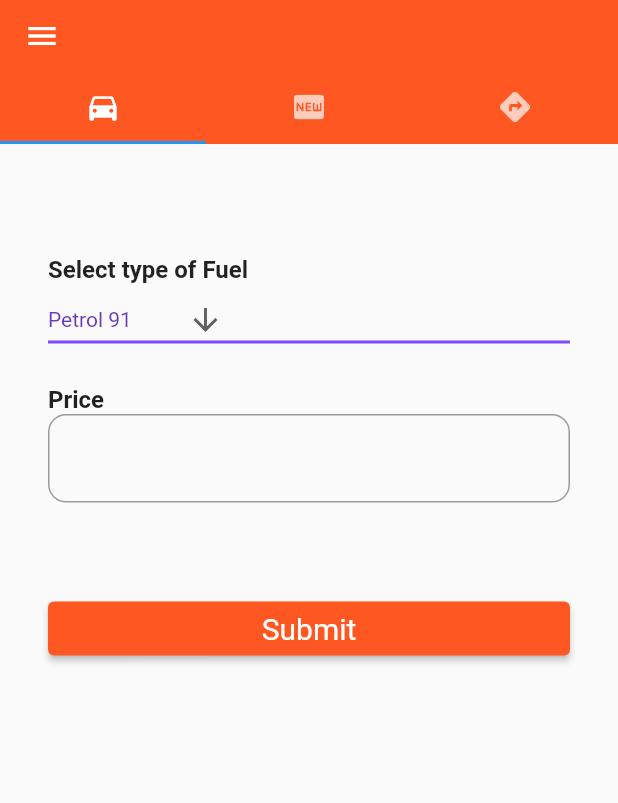
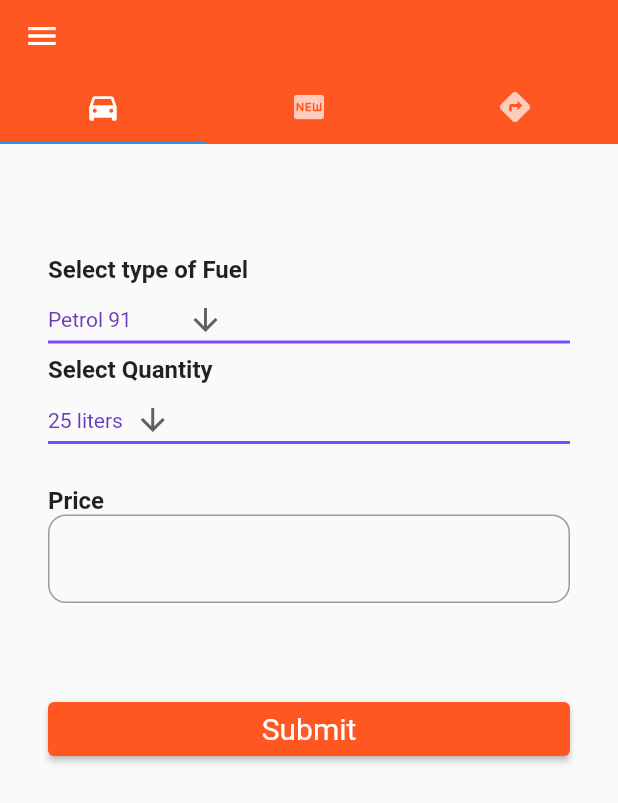
Before and after one commit to theo-beep/easy_fuel_2, a Flutter app: the screen it shows once a user with an empty profile is signed in, after a tap on "Order Fuel", on a phone screen of 412 x 824 dp. Shown: the top 803 px of the screen. Run offline on Flutter 3.47's test engine with Material 2 defaults, Android fonts, the phone set to English and light mode, and no system bars; drawn by our look-alikes of flutter_advanced_drawer; our stand-ins replace cloud_firestore, firebase_auth, firebase_core, flutter_svg, flutter_switch, geocoding and 7 more; missing offline and left inert: dart:ffi, dart:html, enhance_stepper, flutter_polyline_points, flutterfire_ui; accounts and stored records are empty.

Commit message:
- Fuel screen improvments and timestamp fix - commented out dialog to stop non delivery user

```diff
--- a/lib/UserInterface/request_fuel.dart
+++ b/lib/UserInterface/request_fuel.dart
@@ -34,6 +34,8 @@ class RequestFuel extends StatelessWidget {
   }
 }
 String dropdownValue = 'Petrol 91';
+String dropdownLiter = '25 liters' ;
+final costController = TextEditingController();
 
 class MyStatefulWidget extends StatefulWidget {
   const MyStatefulWidget({Key? key}) : super(key: key);
@@ -53,7 +55,7 @@ class _MyStatefulWidgetState extends State<MyStatefulWidget> {
 
 
     bool isSwitched = false;
-    final costController = TextEditingController();
+
     //final prefs = await SharedPreferences.getInstance();
 
     return Center(
@@ -90,12 +92,47 @@ class _MyStatefulWidgetState extends State<MyStatefulWidget> {
               );
             }).toList(),
           ),
+          //Second dropdown
+          const Text(
+            'Select Quantity',
+            style: TextStyle(fontWeight: FontWeight.bold, fontSize: 16),
+          ),
+          DropdownButton<String>(
+            value: dropdownLiter,
+            icon: const Icon(Icons.arrow_downward),
+            elevation: 16,
+            style: const TextStyle(color: Colors.deepPurple),
+            underline: Container(
+              height: 2,
+              color: Colors.deepPurpleAccent,
+            ),
+            onChanged: (String? newValue) {
+              setState(() {
+                dropdownLiter = newValue!;
+                if(dropdownLiter == '25 liters'){
+                  costController.text = '500';
+                }else if(dropdownLiter == '50 liters'){
+                  costController.text = '1000';
+                }else if(dropdownLiter == '100 liters'){
+                  costController.text = '2000';
+                }
+              });
+            },
+            items: <String>['25 liters','50 liters', '100 liters']
+                .map<DropdownMenuItem<String>>((String value) {
+              return DropdownMenuItem<String>(
+                value: value,
+                child: Text(value),
+              );
+            }).toList(),
+          ),
           const SizedBox(height: 20),
         const Text(
           'Price ',
           style: TextStyle(fontWeight: FontWeight.bold, fontSize: 16),
         ),
         TextField(
+          readOnly: true,
           controller: costController,
           decoration: InputDecoration(
             border: OutlineInputBorder(
@@ -119,7 +156,7 @@ class _MyStatefulWidgetState extends State<MyStatefulWidget> {
                   ),
                   TextButton(
                     onPressed: (){
-                      fuelRequest(dropdownValue , double.parse(costController.text));
+                      fuelRequest(dropdownLiter, dropdownValue , double.parse(costController.text));
                       Navigator.of(context).push(MaterialPageRoute(builder: (context) =>  HomePage()));
                     } ,
                     child: const Text('OK'),
```
Also changed, not shown: lib/FirebaseFirestore/add_fuel_request.dart (+3 -5 lines), lib/UserInterface/currentOrders.dart (+53 -1 lines).
